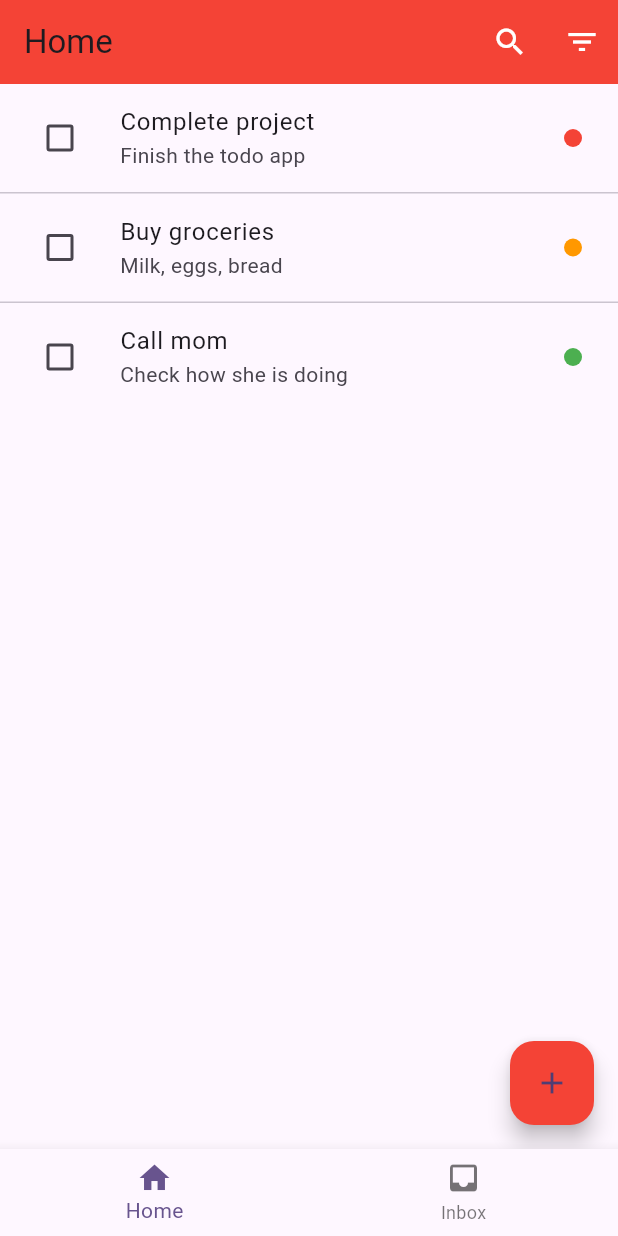
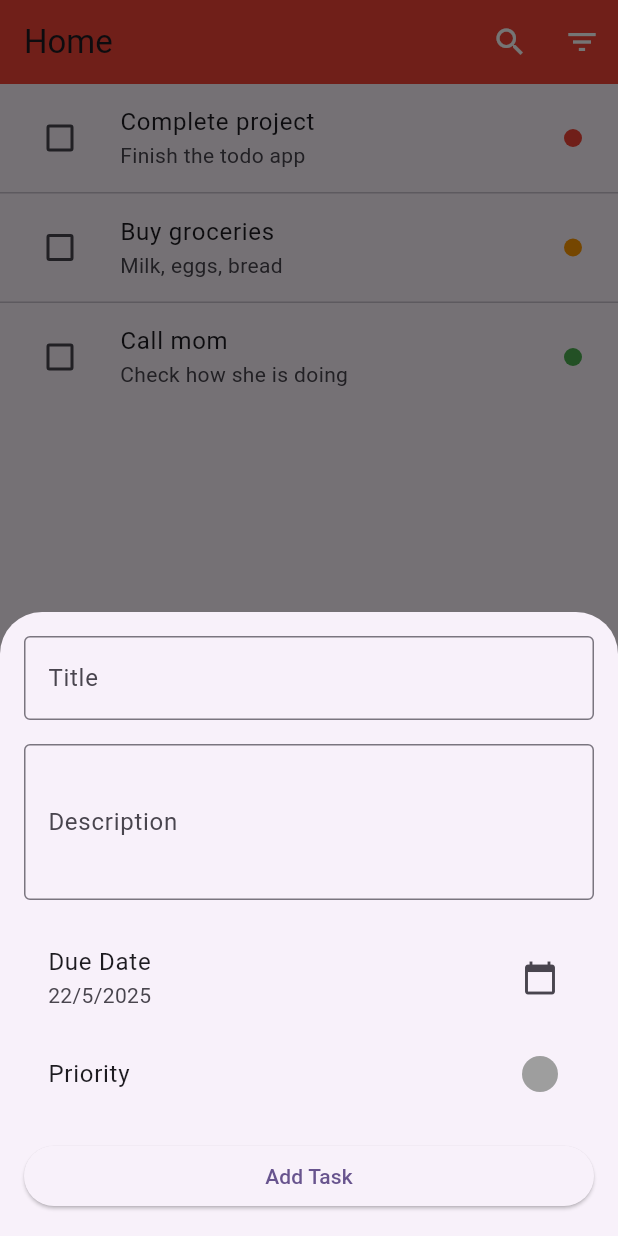
Before and after one commit to CapSmoIIett/todoist_clone, a Flutter app: the screen it shows after launch, after a tap on the "add" icon, on a phone screen of 412 x 824 dp. Run offline on Flutter 3.47's test engine with Material 3 defaults, Android fonts, the phone set to English and light mode, and no system bars; our stand-ins replace flutter_bloc, sqflite; accounts and stored records are empty.

Commit message:
Edit add button.

```diff
--- a/lib/ui/Inbox_page/widgets/inbox_screen.dart
+++ b/lib/ui/Inbox_page/widgets/inbox_screen.dart
@@ -4,6 +4,8 @@ import '../../core/widgets/base_task_list.dart';
 import '../../core/widgets/edit_task_sheet.dart';
 import '../view_model/inbox_view_model.dart';
 import '../models/inbox_task_model.dart';
+import '../../core/widgets/add_task_sheet.dart';
+import 'inbox_task_list.dart';
 
 class InboxScreen extends StatelessWidget {
   const InboxScreen({Key? key}) : super(key: key);
@@ -31,23 +33,29 @@ class InboxScreen extends StatelessWidget {
             ),
           ],
         ),
-        body: BaseTaskList<InboxTaskModel, InboxViewModel>(
-          onTaskTap: (context, task) {
+        body: const InboxTaskList(),
+        floatingActionButton: FloatingActionButton(
+          onPressed: () {
             showModalBottomSheet(
               context: context,
               isScrollControlled: true,
-              builder: (context) => EditTaskSheet<InboxTaskModel>(
-                task: task,
-                onSave: (oldTask, newTask) {
-                  context.read<InboxViewModel>().updateTask(oldTask, newTask);
+              builder: (context) => AddTaskSheet<InboxTaskModel>(
+                onSave: (task) {
+                  context.read<InboxViewModel>().addTask(task);
                 },
+                createTask: ({
+                  required String title,
+                  required String description,
+                  required DateTime dueDate,
+                  required Color priorityColor,
+                }) => InboxTaskModel(
+                  title: title,
+                  description: description,
+                  dueDate: dueDate,
+                  priorityColor: priorityColor,
+                ),
               ),
             );
-          },
-        ),
-        floatingActionButton: FloatingActionButton(
-          onPressed: () {
-            // TODO: Implement add task
           },
           backgroundColor: Colors.red,
           child: const Icon(Icons.add),
--- /dev/null
+++ b/lib/ui/core/widgets/add_task_sheet.dart
@@ -0,0 +1,158 @@
+import 'package:flutter/material.dart';
+import '../../models/base_task_model.dart';
+
+class AddTaskSheet<T extends BaseTaskModel> extends StatefulWidget {
+  final Function(T) onSave;
+  final T Function({
+    required String title,
+    required String description,
+    required DateTime dueDate,
+    required Color priorityColor,
+  }) createTask;
+
+  const AddTaskSheet({
+    Key? key,
+    required this.onSave,
+    required this.createTask,
+  }) : super(key: key);
+
+  @override
+  State<AddTaskSheet<T>> createState() => _AddTaskSheetState<T>();
+}
+
+class _AddTaskSheetState<T extends BaseTaskModel> extends State<AddTaskSheet<T>> {
+  final _titleController = TextEditingController();
+  final _descriptionController = TextEditingController();
+  DateTime _dueDate = DateTime.now();
+  Color _priorityColor = Colors.grey;
+
+  @override
+  void dispose() {
+    _titleController.dispose();
+    _descriptionController.dispose();
+    super.dispose();
+  }
+
+  void _showDatePicker() async {
+    final picked = await showDatePicker(
+      context: context,
+      initialDate: _dueDate,
+      firstDate: DateTime.now(),
+      lastDate: DateTime.now().add(const Duration(days: 365)),
+    );
+    if (picked != null) {
+      setState(() {
+        _dueDate = picked;
+      });
+    }
+  }
+
+  void _showPriorityPicker() {
+    showDialog(
+      context: context,
+      builder: (context) => AlertDialog(
+        title: const Text('Select Priority'),
+        content: Column(
+          mainAxisSize: MainAxisSize.min,
+          children: [
+            _buildPriorityOption(Colors.red, 'High'),
+            _buildPriorityOption(Colors.orange, 'Medium'),
+            _buildPriorityOption(Colors.green, 'Low'),
+            _buildPriorityOption(Colors.grey, 'None'),
+          ],
+        ),
+      ),
+    );
+  }
+
+  Widget _buildPriorityOption(Color color, String label) {
+    return ListTile(
+      leading: Container(
+        width: 24,
+        height: 24,
+        decoration: BoxDecoration(
+          color: color,
+          shape: BoxShape.circle,
+        ),
+      ),
+      title: Text(label),
+      onTap: () {
+        setState(() {
+          _priorityColor = color;
+        });
+        Navigator.pop(context);
+      },
+    );
+  }
+
+  @override
+  Widget build(BuildContext context) {
+    return Padding(
+      padding: EdgeInsets.only(
+        bottom: MediaQuery.of(context).viewInsets.bottom,
+      ),
+      child: Container(
+        padding: const EdgeInsets.all(16),
+        child: Column(
+          mainAxisSize: MainAxisSize.min,
+          crossAxisAlignment: CrossAxisAlignment.stretch,
+          children: [
+            TextField(
+              controller: _titleController,
+              decoration: const InputDecoration(
+                labelText: 'Title',
+                border: OutlineInputBorder(),
+              ),
+            ),
+            const SizedBox(height: 16),
+            TextField(
+              controller: _descriptionController,
+              decoration: const InputDecoration(
+                labelText: 'Description',
+                border: OutlineInputBorder(),
+              ),
+              maxLines: 3,
+            ),
+            const SizedBox(height: 16),
+            ListTile(
+              title: const Text('Due Date'),
+              subtitle: Text(
+                '${_dueDate.day}/${_dueDate.month}/${_dueDate.year}',
+              ),
+              trailing: const Icon(Icons.calendar_today),
+              onTap: _showDatePicker,
+            ),
+            ListTile(
+              title: const Text('Priority'),
+              trailing: Container(
+                width: 24,
+                height: 24,
+                decoration: BoxDecoration(
+                  color: _priorityColor,
+                  shape: BoxShape.circle,
+                ),
+              ),
+              onTap: _showPriorityPicker,
+            ),
+            const SizedBox(height: 16),
+            ElevatedButton(
+              onPressed: () {
+                if (_titleController.text.isNotEmpty) {
+                  final task = widget.createTask(
+                    title: _titleController.text,
+                    description: _descriptionController.text,
+                    dueDate: _dueDate,
+                    priorityColor: _priorityColor,
+                  );
+                  widget.onSave(task);
+                  Navigator.pop(context);
+                }
+              },
+              child: const Text('Add Task'),
+            ),
+          ],
+        ),
+      ),
+    );
+  }
+}
--- a/lib/ui/home_page/widgets/home_screen.dart
+++ b/lib/ui/home_page/widgets/home_screen.dart
@@ -1,6 +1,8 @@
 import 'package:flutter/material.dart';
 import 'package:provider/provider.dart';
 import '../view_model/home_view_model.dart';
+import '../models/home_task_model.dart';
+import '../../core/widgets/add_task_sheet.dart';
 import 'home_task_list.dart';
 
 class HomeScreen extends StatelessWidget {
@@ -32,7 +34,26 @@ class HomeScreen extends StatelessWidget {
         body: const HomeTaskList(),
         floatingActionButton: FloatingActionButton(
           onPressed: () {
-            // TODO: Implement add task
+            showModalBottomSheet(
+              context: context,
+              isScrollControlled: true,
+              builder: (context) => AddTaskSheet<HomeTaskModel>(
+                onSave: (task) {
+                  context.read<HomeViewModel>().addTask(task);
+                },
+                createTask: ({
+                  required String title,
+                  required String description,
+                  required DateTime dueDate,
+                  required Color priorityColor,
+                }) => HomeTaskModel(
+                  title: title,
+                  description: description,
+                  dueDate: dueDate,
+                  priorityColor: priorityColor,
+                ),
+              ),
+            );
           },
           backgroundColor: Colors.red,
           child: const Icon(Icons.add),
```
Also changed, not shown: lib/ui/Inbox_page/widgets/inbox_task_list.dart (added, +28 -0 lines).
